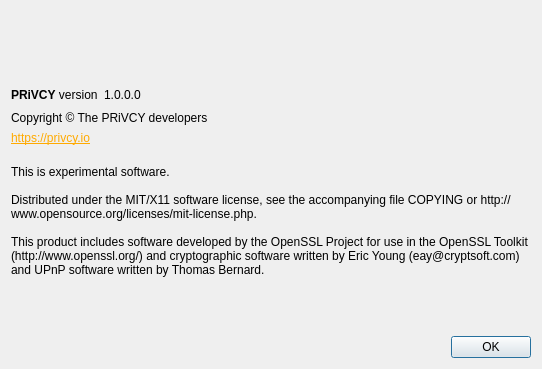
Qt form src/qt/forms/aboutdialog.ui (privcycoin/privcy) before a commit.
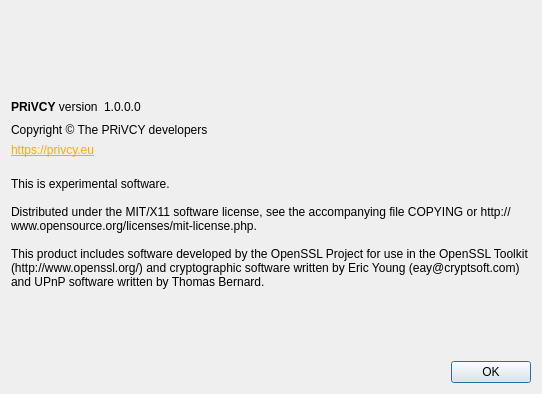
The same form after that commit. Icons and pictures are not drawn.

Diff of the .ui file:
```diff
--- a/src/qt/forms/aboutdialog.ui
+++ b/src/qt/forms/aboutdialog.ui
@@ -7,7 +7,7 @@
     <x>0</x>
     <y>0</y>
     <width>542</width>
-    <height>369</height>
+    <height>394</height>
    </rect>
   </property>
   <property name="windowTitle">
@@ -102,7 +102,7 @@
      <item>
       <widget class="QLabel" name="label_3">
        <property name="text">
-        <string>&lt;html&gt;&lt;head/&gt;&lt;body&gt;&lt;p&gt;&lt;a href=&quot;https://privcy.io&quot;&gt;&lt;span style=&quot; text-decoration: underline; color:#ffaa00;&quot;&gt;https://privcy.io&lt;/span&gt;&lt;/a&gt;&lt;/p&gt;&lt;/body&gt;&lt;/html&gt;</string>
+        <string>&lt;html&gt;&lt;head/&gt;&lt;body&gt;&lt;p&gt;&lt;a href=&quot;https://privcy.io&quot;&gt;&lt;span style=&quot; text-decoration: underline; color:#ffaa00;&quot;&gt;https://privcy.eu&lt;/span&gt;&lt;/a&gt;&lt;/p&gt;&lt;/body&gt;&lt;/html&gt;</string>
        </property>
        <property name="openExternalLinks">
         <bool>true</bool>
```
Left out of the diff: 3 changed lines with no effect on the pictures.
